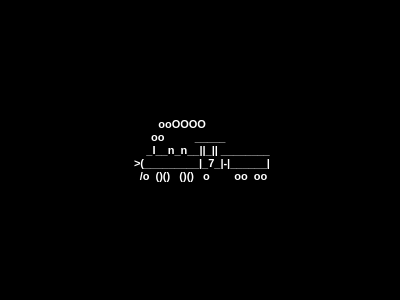
Above: form.ui from NpoSaut/qtMonitor5Prog before the change. Below: the same form after it.
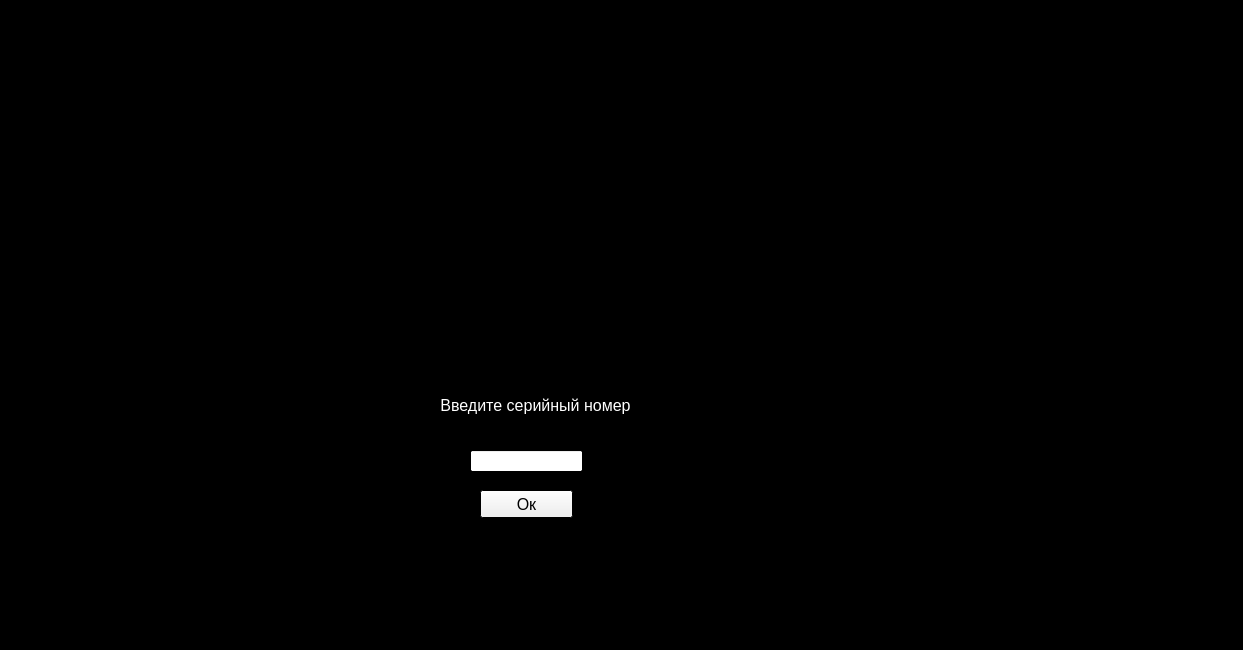
That is the form after the change.

Patch:
```diff
--- a/form.ui
+++ b/form.ui
@@ -9,8 +9,8 @@
    <rect>
     <x>0</x>
     <y>0</y>
-    <width>400</width>
-    <height>300</height>
+    <width>1243</width>
+    <height>650</height>
    </rect>
   </property>
   <property name="palette">
@@ -131,15 +131,7 @@
     <enum>QFrame::NoFrame</enum>
    </property>
    <property name="text">
-    <string>&lt;!DOCTYPE HTML PUBLIC &quot;-//W3C//DTD HTML 4.0//EN&quot; &quot;http://www.w3.org/TR/REC-html40/strict.dtd&quot;&gt;
-&lt;html&gt;&lt;head&gt;&lt;meta name=&quot;qrichtext&quot; content=&quot;1&quot; /&gt;&lt;style type=&quot;text/css&quot;&gt;
-p, li { white-space: pre-wrap; }
-&lt;/style&gt;&lt;/head&gt;&lt;body style=&quot; font-family:'MS Shell Dlg 2'; font-size:8pt; font-weight:400; font-style:normal;&quot;&gt;
-&lt;p align=&quot;center&quot; style=&quot; margin-top:0px; margin-bottom:0px; margin-left:0px; margin-right:0px; -qt-block-indent:0; text-indent:0px;&quot;&gt;&lt;span style=&quot; font-weight:600;&quot;&gt;          ooOOOO                      &lt;/span&gt;&lt;/p&gt;
-&lt;p align=&quot;center&quot; style=&quot; margin-top:0px; margin-bottom:0px; margin-left:0px; margin-right:0px; -qt-block-indent:0; text-indent:0px;&quot;&gt;&lt;span style=&quot; font-weight:600;&quot;&gt;oo          _____        &lt;/span&gt;&lt;/p&gt;
-&lt;p align=&quot;center&quot; style=&quot; margin-top:0px; margin-bottom:0px; margin-left:0px; margin-right:0px; -qt-block-indent:0; text-indent:0px;&quot;&gt;&lt;span style=&quot; font-weight:600;&quot;&gt;     _I__n_n__||_|| ________&lt;/span&gt;&lt;/p&gt;
-&lt;p align=&quot;center&quot; style=&quot; margin-top:0px; margin-bottom:0px; margin-left:0px; margin-right:0px; -qt-block-indent:0; text-indent:0px;&quot;&gt;&lt;span style=&quot; font-weight:600;&quot;&gt; &amp;gt;(_________|_7_|-|______|&lt;/span&gt;&lt;/p&gt;
-&lt;p align=&quot;center&quot; style=&quot; margin-top:0px; margin-bottom:0px; margin-left:0px; margin-right:0px; -qt-block-indent:0; text-indent:0px;&quot;&gt;&lt;span style=&quot; font-weight:600;&quot;&gt;  /o  ()()   ()()   o        oo  oo&lt;/span&gt;&lt;/p&gt;&lt;/body&gt;&lt;/html&gt;</string>
+    <string/>
    </property>
    <property name="alignment">
     <set>Qt::AlignCenter</set>
@@ -161,6 +153,54 @@
     <set>Qt::AlignCenter</set>
    </property>
   </widget>
+  <widget class="QLineEdit" name="editblockSerialNumber">
+   <property name="geometry">
+    <rect>
+     <x>470</x>
+     <y>450</y>
+     <width>113</width>
+     <height>22</height>
+    </rect>
+   </property>
+   <property name="focusPolicy">
+    <enum>Qt::TabFocus</enum>
+   </property>
+   <property name="cursorPosition">
+    <number>0</number>
+   </property>
+   <property name="alignment">
+    <set>Qt::AlignCenter</set>
+   </property>
+  </widget>
+  <widget class="QLabel" name="lableBlockSerialNumber">
+   <property name="geometry">
+    <rect>
+     <x>360</x>
+     <y>370</y>
+     <width>351</width>
+     <height>71</height>
+    </rect>
+   </property>
+   <property name="text">
+    <string>Введите серийный номер</string>
+   </property>
+   <property name="alignment">
+    <set>Qt::AlignCenter</set>
+   </property>
+  </widget>
+  <widget class="QPushButton" name="blockSerialNumberOk">
+   <property name="geometry">
+    <rect>
+     <x>480</x>
+     <y>490</y>
+     <width>93</width>
+     <height>28</height>
+    </rect>
+   </property>
+   <property name="text">
+    <string>Ок</string>
+   </property>
+  </widget>
  </widget>
  <resources/>
  <connections/>
```
